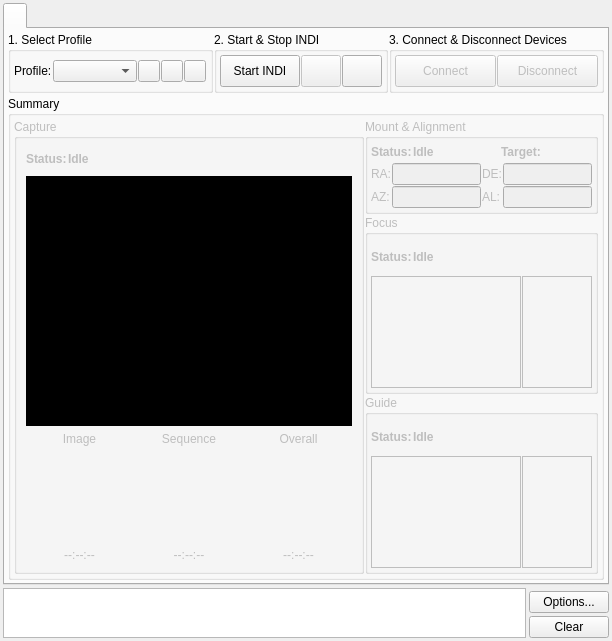
Qt form kstars/ekos/ekosmanager.ui (KDE/kstars) before a commit.
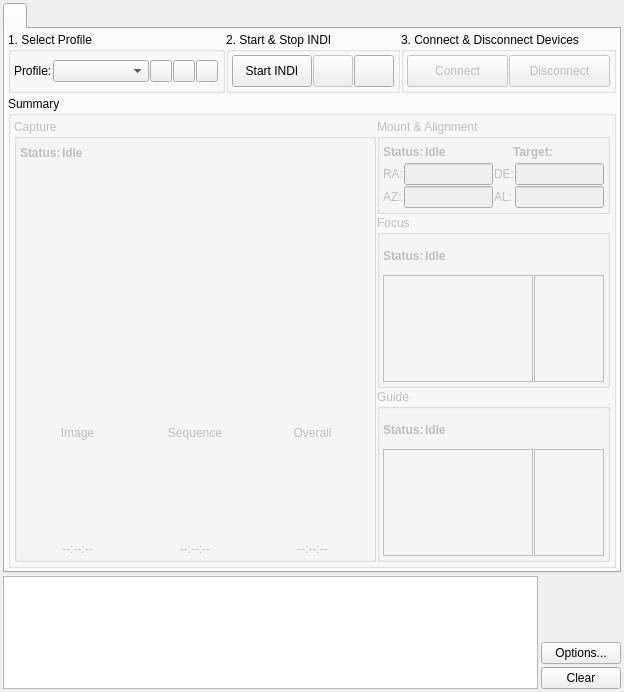
The same form after that commit. Custom widgets are drawn as their Qt base class.

Diff of the .ui file:
```diff
--- a/kstars/ekos/ekosmanager.ui
+++ b/kstars/ekos/ekosmanager.ui
@@ -6,8 +6,8 @@
    <rect>
     <x>0</x>
     <y>0</y>
-    <width>612</width>
-    <height>629</height>
+    <width>624</width>
+    <height>692</height>
    </rect>
   </property>
   <property name="maximumSize">
@@ -431,6 +431,18 @@
              <string>Capture</string>
             </property>
             <layout class="QVBoxLayout" name="verticalLayout_13">
+             <property name="leftMargin">
+              <number>3</number>
+             </property>
+             <property name="topMargin">
+              <number>3</number>
+             </property>
+             <property name="rightMargin">
+              <number>3</number>
+             </property>
+             <property name="bottomMargin">
+              <number>3</number>
+             </property>
              <item>
               <layout class="QHBoxLayout" name="captureStatusLayout">
                <property name="spacing">
@@ -472,42 +484,21 @@
               </layout>
              </item>
              <item>
-              <widget class="QLabel" name="previewImage">
-               <property name="sizePolicy">
-                <sizepolicy hsizetype="Preferred" vsizetype="Preferred">
-                 <horstretch>0</horstretch>
-                 <verstretch>0</verstretch>
-                </sizepolicy>
-               </property>
+              <widget class="QWidget" name="previewWidget" native="true">
                <property name="minimumSize">
                 <size>
                  <width>250</width>
                  <height>250</height>
                 </size>
                </property>
-               <property name="maximumSize">
-                <size>
-                 <width>16777215</width>
-                 <height>16777215</height>
-                </size>
+               <property name="toolTipDuration">
+                <number>1</number>
                </property>
-               <property name="cursor">
-                <cursorShape>ArrowCursor</cursorShape>
-               </property>
-               <property name="styleSheet">
-                <string notr="true">background-color:black;</string>
-               </property>
-               <property name="frameShape">
-                <enum>QFrame::NoFrame</enum>
-               </property>
-               <property name="text">
-                <string/>
-               </property>
-               <property name="scaledContents">
+               <property name="autoFillBackground">
                 <bool>false</bool>
                </property>
-               <property name="alignment">
-                <set>Qt::AlignCenter</set>
+               <property name="styleSheet">
+                <string notr="true"/>
                </property>
               </widget>
              </item>
```
